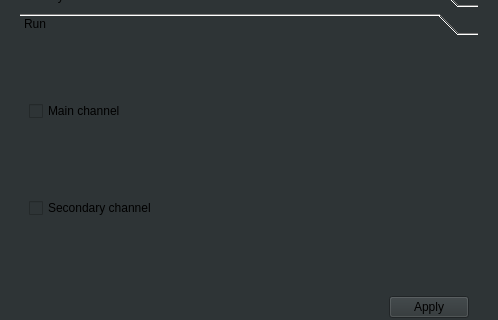
Old version of the form ClearMap/gui/creator/alignment_tab.ui in the repository ClearAnatomics/ClearMap; both pictures show x 0 to 498 and y 91 to 411 of the 498 by 739 pixel window.
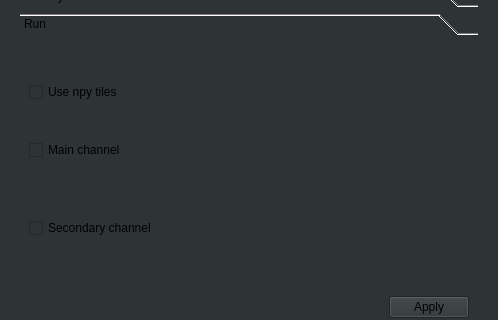
New version of the form. The open tabs and pages were chosen to show the change. Icons and pictures are not drawn.

Commit message: Adds option to use npy files for stitching to speedup

The edit to the form file:
```diff
--- a/ClearMap/gui/creator/alignment_tab.ui
+++ b/ClearMap/gui/creator/alignment_tab.ui
@@ -694,8 +694,8 @@
              <rect>
               <x>0</x>
               <y>0</y>
-              <width>196</width>
-              <height>100</height>
+              <width>460</width>
+              <height>272</height>
              </rect>
             </property>
             <attribute name="label">
@@ -704,21 +704,21 @@
             <layout class="QVBoxLayout" name="verticalLayout_5">
              <item>
               <layout class="QFormLayout" name="formLayout_7">
-               <item row="0" column="0">
+               <item row="1" column="0">
                 <widget class="QCheckBox" name="stitchingRunRawCheckBox">
                  <property name="text">
                   <string>Main channel</string>
                  </property>
                 </widget>
                </item>
-               <item row="1" column="0">
+               <item row="2" column="0">
                 <widget class="QCheckBox" name="stitchingRunArteriesCheckBox">
                  <property name="text">
                   <string>Secondary channel</string>
                  </property>
                 </widget>
                </item>
-               <item row="0" column="1">
+               <item row="1" column="1">
                 <spacer name="verticalSpacer_8">
                  <property name="orientation">
                   <enum>Qt::Vertical</enum>
@@ -731,7 +731,7 @@
                  </property>
                 </spacer>
                </item>
-               <item row="1" column="1">
+               <item row="2" column="1">
                 <spacer name="verticalSpacer_9">
                  <property name="orientation">
                   <enum>Qt::Vertical</enum>
@@ -744,6 +744,13 @@
                  </property>
                 </spacer>
                </item>
+               <item row="0" column="0">
+                <widget class="QCheckBox" name="stitchingUseNpyCheckBox">
+                 <property name="text">
+                  <string>Use npy tiles</string>
+                 </property>
+                </widget>
+               </item>
               </layout>
              </item>
              <item>
```
Left out of the diff: 20 changed lines with no effect on the pictures. The commit also changes 3 other files.
